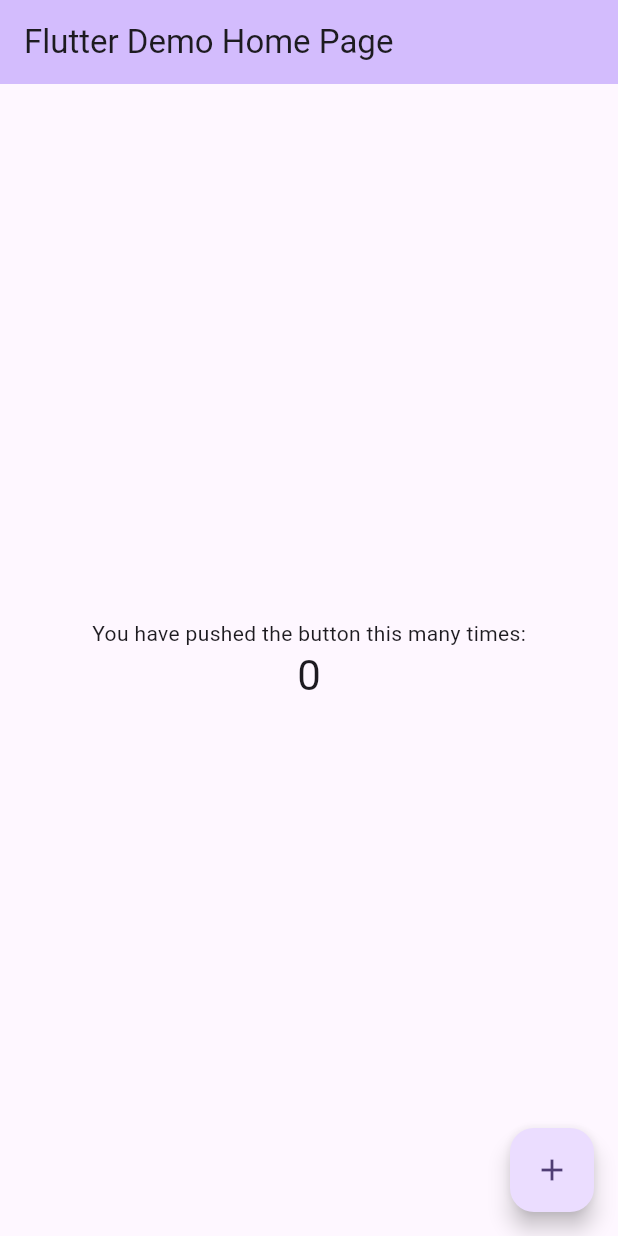
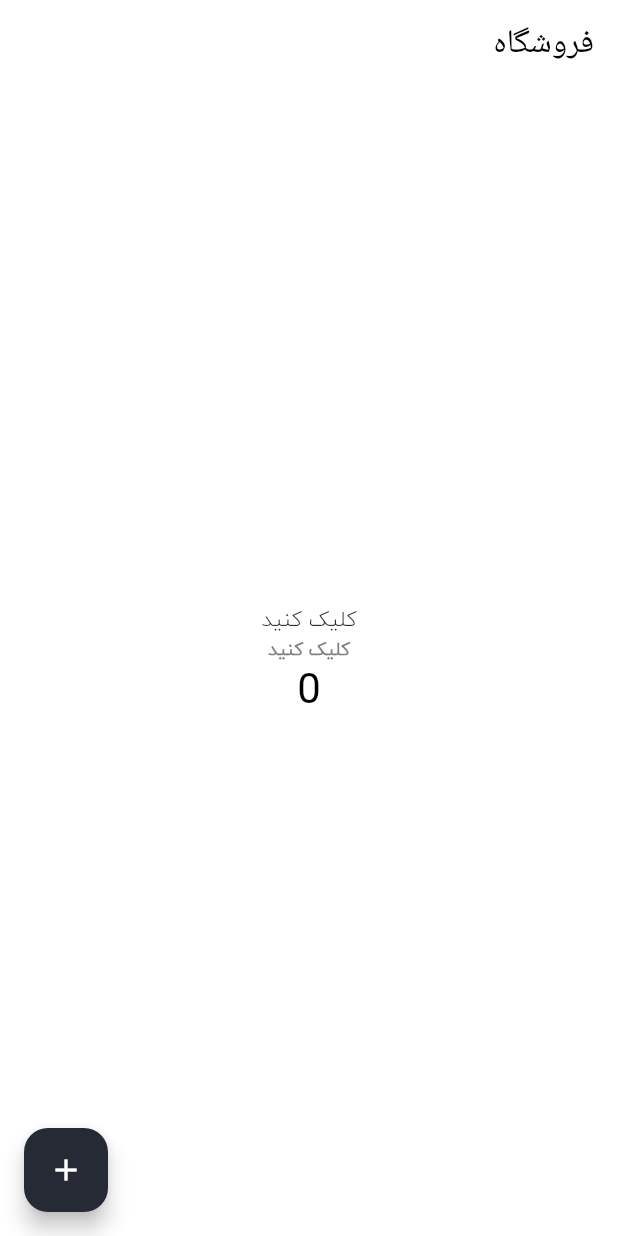
Before and after one commit to oversycho/vstore, a Flutter app: the screen it shows after launch, on a phone screen of 412 x 824 dp. Run offline on Flutter 3.47's test engine with Material 3 defaults, Android fonts, the phone set to English and light mode, and no system bars.

Commit message:
initializing app

```diff
--- a/lib/main.dart
+++ b/lib/main.dart
@@ -1,4 +1,5 @@
 import 'package:flutter/material.dart';
+import 'package:vstore/theme.dart';
 
 void main() {
   runApp(const MyApp());
@@ -10,27 +11,30 @@ class MyApp extends StatelessWidget {
   // This widget is the root of your application.
   @override
   Widget build(BuildContext context) {
+    final defaultTextStyle = TextStyle(
+      fontFamily: 'IranYekan',
+      color: LightThemeColors.primaryTextColor,
+    );
     return MaterialApp(
-      title: 'Flutter Demo',
+      title: 'Vision Store',
       theme: ThemeData(
-        // This is the theme of your application.
-        //
-        // TRY THIS: Try running your application with "flutter run". You'll see
-        // the application has a purple toolbar. Then, without quitting the app,
-        // try changing the seedColor in the colorScheme below to Colors.green
-        // and then invoke "hot reload" (save your changes or press the "hot
-        // reload" button in a Flutter-supported IDE, or press "r" if you used
-        // the command line to start the app).
-        //
-        // Notice that the counter didn't reset back to zero; the application
-        // state is not lost during the reload. To reset the state, use hot
-        // restart instead.
-        //
-        // This works for code too, not just values: Most code changes can be
-        // tested with just a hot reload.
-        colorScheme: .fromSeed(seedColor: Colors.deepPurple),
+        textTheme: TextTheme(
+          bodyMedium: defaultTextStyle,
+          headlineSmall: defaultTextStyle.copyWith(fontWeight: FontWeight.w700),
+          labelSmall: defaultTextStyle
+              .copyWith(fontSize: 12, fontWeight: FontWeight.w700)
+              .apply(color: LightThemeColors.secondaryTextColor),
+        ),
+        colorScheme: ColorScheme.light(
+          primary: LightThemeColors.primaryColor,
+          secondary: LightThemeColors.secondaryColor,
+          onSecondary: Colors.white,
+        ),
       ),
-      home: const MyHomePage(title: 'Flutter Demo Home Page'),
+      home: Directionality(
+        textDirection: TextDirection.rtl,
+        child: MyHomePage(title: 'فروشگاه'),
+      ),
     );
   }
 }
@@ -89,22 +93,10 @@ class _MyHomePageState extends State<MyHomePage> {
         // Center is a layout widget. It takes a single child and positions it
         // in the middle of the parent.
         child: Column(
-          // Column is also a layout widget. It takes a list of children and
-          // arranges them vertically. By default, it sizes itself to fit its
-          // children horizontally, and tries to be as tall as its parent.
-          //
-          // Column has various properties to control how it sizes itself and
-          // how it positions its children. Here we use mainAxisAlignment to
-          // center the children vertically; the main axis here is the vertical
-          // axis because Columns are vertical (the cross axis would be
-          // horizontal).
-          //
-          // TRY THIS: Invoke "debug painting" (choose the "Toggle Debug Paint"
-          // action in the IDE, or press "p" in the console), to see the
-          // wireframe for each widget.
           mainAxisAlignment: .center,
           children: [
-            const Text('You have pushed the button this many times:'),
+            const Text('کلیک کنید'),
+            Text('کلیک کنید', style: Theme.of(context).textTheme.labelSmall),
             Text(
               '$_counter',
               style: Theme.of(context).textTheme.headlineMedium,
@@ -113,6 +105,7 @@ class _MyHomePageState extends State<MyHomePage> {
         ),
       ),
       floatingActionButton: FloatingActionButton(
+        backgroundColor: Theme.of(context).colorScheme.secondary,
         onPressed: _incrementCounter,
         tooltip: 'Increment',
         child: const Icon(Icons.add),
--- /dev/null
+++ b/lib/theme.dart
@@ -0,0 +1,8 @@
+import 'package:flutter/material.dart';
+
+class LightThemeColors {
+  static const primaryColor = Color(0xff007AFF);
+  static const secondaryColor = Color(0xff262a35);
+  static const primaryTextColor = Color(0xff262a35);
+  static const secondaryTextColor = Color.fromARGB(255, 127, 127, 129);
+}
```
Also changed, not shown: pubspec.yaml (+6 -14 lines), assets/fonts/Iranyekan.ttf (added), assets/fonts/Iranyekan_bold.ttf (added), assets/fonts/Iranyekan_light.ttf (added), assets/fonts/Iranyekan_medium.ttf (added), assets/fonts/Iranyekan_thin.ttf (added).
